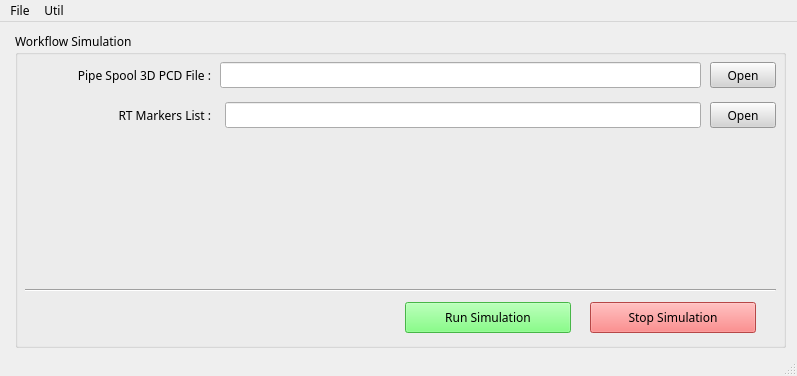
Qt form gui/monitor/main_window.ui (yes89929/flame_robotics_drt---pdm) before a commit.
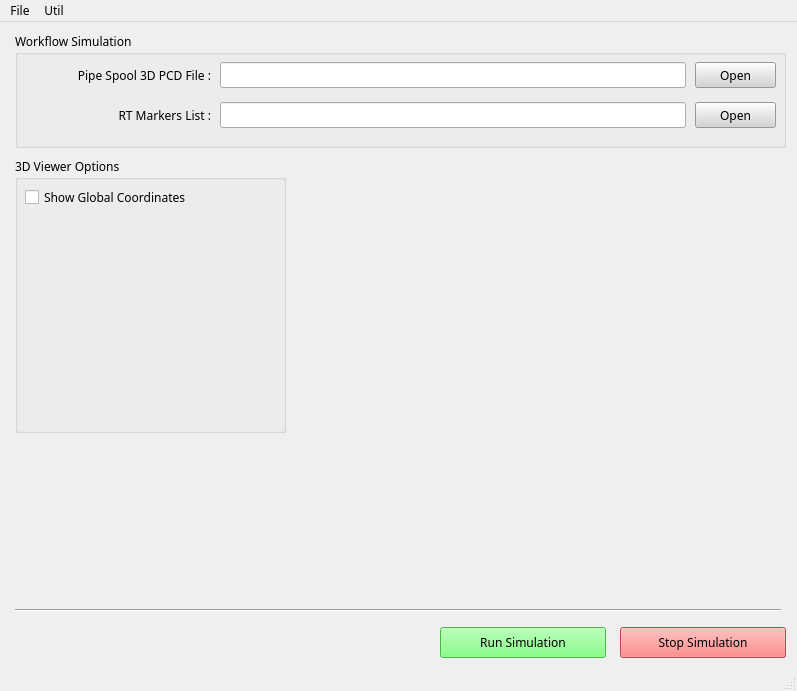
The same form after that commit. Icons and pictures are not drawn.

Commit message: fixed for 3d viewer

```diff
--- a/gui/monitor/main_window.ui
+++ b/gui/monitor/main_window.ui
@@ -8,7 +8,7 @@
     <x>0</x>
     <y>0</y>
     <width>797</width>
-    <height>376</height>
+    <height>691</height>
    </rect>
   </property>
   <property name="font">
@@ -36,7 +36,7 @@
       <x>15</x>
       <y>10</y>
       <width>771</width>
-      <height>316</height>
+      <height>116</height>
      </rect>
     </property>
     <property name="title">
@@ -63,7 +63,7 @@
       <rect>
        <x>205</x>
        <y>30</y>
-       <width>481</width>
+       <width>466</width>
        <height>26</height>
       </rect>
      </property>
@@ -90,9 +90,9 @@
     <widget class="QLineEdit" name="edit_marker_file">
      <property name="geometry">
       <rect>
-       <x>210</x>
+       <x>205</x>
        <y>70</y>
-       <width>476</width>
+       <width>466</width>
        <height>26</height>
       </rect>
      </property>
@@ -103,9 +103,9 @@
     <widget class="QPushButton" name="btn_open_pcd">
      <property name="geometry">
       <rect>
-       <x>695</x>
+       <x>680</x>
        <y>30</y>
-       <width>66</width>
+       <width>81</width>
        <height>26</height>
       </rect>
      </property>
@@ -125,9 +125,9 @@
     <widget class="QPushButton" name="btn_open_markers">
      <property name="geometry">
       <rect>
-       <x>695</x>
+       <x>680</x>
        <y>70</y>
-       <width>66</width>
+       <width>81</width>
        <height>26</height>
       </rect>
      </property>
@@ -143,12 +143,13 @@
      <property name="text">
       <string>Open</string>
      </property>
+    </widget>
     </widget>
     <widget class="QPushButton" name="btn_run_simulation">
      <property name="geometry">
       <rect>
-       <x>390</x>
-       <y>270</y>
+      <x>440</x>
+      <y>605</y>
        <width>166</width>
        <height>31</height>
       </rect>
@@ -173,8 +174,8 @@
     <widget class="QPushButton" name="btn_run_simulation_2">
      <property name="geometry">
       <rect>
-       <x>575</x>
-       <y>270</y>
+      <x>620</x>
+      <y>605</y>
        <width>166</width>
        <height>31</height>
       </rect>
@@ -199,9 +200,9 @@
     <widget class="Line" name="line">
      <property name="geometry">
       <rect>
-       <x>10</x>
-       <y>250</y>
-       <width>751</width>
+      <x>15</x>
+      <y>580</y>
+      <width>766</width>
        <height>16</height>
       </rect>
      </property>
@@ -209,6 +210,31 @@
       <enum>Qt::Horizontal</enum>
      </property>
     </widget>
+   <widget class="QGroupBox" name="groupBox">
+    <property name="geometry">
+     <rect>
+      <x>15</x>
+      <y>135</y>
+      <width>271</width>
+      <height>276</height>
+     </rect>
+    </property>
+    <property name="title">
+     <string>3D Viewer Options</string>
+    </property>
+    <widget class="QCheckBox" name="chk_show_global_coord">
+     <property name="geometry">
+      <rect>
+       <x>10</x>
+       <y>30</y>
+       <width>196</width>
+       <height>20</height>
+      </rect>
+     </property>
+     <property name="text">
+      <string>Show Global Coordinates</string>
+     </property>
+    </widget>
    </widget>
   </widget>
   <widget class="QMenuBar" name="menubar">
@@ -230,7 +256,7 @@
     <property name="title">
      <string>Util</string>
     </property>
-    <addaction name="actionGeneratePCD"/>
+    <addaction name="actionUtilGeneratePCD"/>
    </widget>
    <addaction name="menuControl"/>
    <addaction name="menuUtil"/>
@@ -241,7 +267,7 @@
     <string>Exit</string>
    </property>
   </action>
-  <action name="actionGeneratePCD">
+  <action name="actionUtilGeneratePCD">
    <property name="text">
     <string>Generate to PCD File</string>
    </property>
```
Lines whose indentation alone changed are shown as unchanged. The commit also changes 9 other files.
